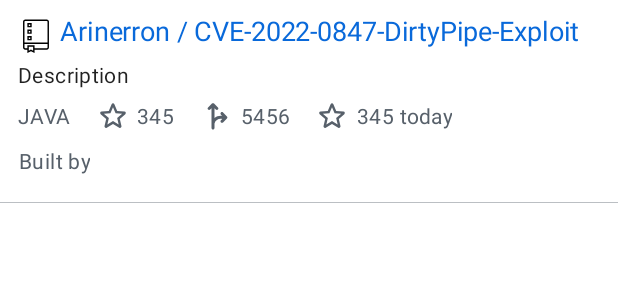
After one commit to farhanshaikh202/Github-Trending-Android, an Android app: the layout repo_card_item_layout.xml on its own in the app's theme, with its tools: preview values and no code run, on a phone screen of 412 x 824 dp. The commit adds this screen. Shown: the top 300 px of the screen. Run offline under Robolectric (Android 15) with nearby library versions, the phone set to English and light mode, and no system bars.

Commit message:
1. List of trending repos of github in a RecyclerView using Github APIs 2. On click of Item, Row selected 3. Orientation independent data list. 4. Position and Item Selection maintained on Orientation Change 5. MVVM architecture used.

```diff
--- a/app/build.gradle
+++ b/app/build.gradle
@@ -14,6 +14,8 @@ android {
         versionName "1.0"
 
         testInstrumentationRunner "androidx.test.runner.AndroidJUnitRunner"
+        multiDexEnabled true
+        vectorDrawables.useSupportLibrary = true
     }
 
     buildTypes {
@@ -35,11 +37,13 @@ android {
 }
 
 dependencies {
+    implementation "androidx.multidex:multidex:2.0.1"
 
     implementation 'androidx.core:core-ktx:1.7.0'
     implementation 'androidx.appcompat:appcompat:1.4.1'
     implementation 'com.google.android.material:material:1.5.0'
     implementation 'androidx.constraintlayout:constraintlayout:2.1.3'
+    implementation 'com.google.android.flexbox:flexbox:3.0.0'
 
     //kotlin coroutines
     implementation 'androidx.fragment:fragment-ktx:1.4.1'
--- a/app/src/main/AndroidManifest.xml
+++ b/app/src/main/AndroidManifest.xml
@@ -3,6 +3,8 @@
     package="com.farhanapps.githubtrending">
 
     <uses-permission android:name="android.permission.ACCESS_NETWORK_STATE" />
+    <uses-permission android:name="android.permission.INTERNET" />
+
     <application
         android:name=".AppController"
         android:allowBackup="true"
--- a/app/src/main/java/com/farhanapps/githubtrending/data/model/RepoModel.kt
+++ b/app/src/main/java/com/farhanapps/githubtrending/data/model/RepoModel.kt
@@ -9,4 +9,5 @@ data class RepoModel(
     val forks: String,
     val added_stars: String,
     val avatars: ArrayList<String>,
+    var isSelected: Boolean = false
 )
--- a/app/src/main/java/com/farhanapps/githubtrending/ui/view/MainFragment.kt
+++ b/app/src/main/java/com/farhanapps/githubtrending/ui/view/MainFragment.kt
@@ -27,7 +27,8 @@ class MainFragment : Fragment(R.layout.main_fragment) {
 
     override fun onViewCreated(view: View, savedInstanceState: Bundle?) {
         super.onViewCreated(view, savedInstanceState)
-        viewModel = ViewModelProvider(this).get(MainViewModel::class.java)
+        viewModel = ViewModelProvider(this)[MainViewModel::class.java]
+        binding.mainTabLayout.getTabAt(2)?.select()
     }
 
     override fun onDestroyView() {
--- /dev/null
+++ b/app/src/main/res/drawable/ic_repo_icon.xml
@@ -0,0 +1,14 @@
+<vector xmlns:android="http://schemas.android.com/apk/res/android"
+    android:width="24dp"
+    android:height="24dp"
+    android:viewportWidth="172"
+    android:viewportHeight="172">
+    <path
+        android:fillColor="#000000"
+        android:fillType="nonZero"
+        android:pathData="M34.4,6.88c-5.657,0 -10.32,4.663 -10.32,10.32v123.84c0,5.657 4.663,10.32 10.32,10.32h10.32v15.91l17.2,-8.6l17.2,8.6v-15.91h58.48c5.657,0 10.32,-4.663 10.32,-10.32v-123.84c0,-5.657 -4.663,-10.32 -10.32,-10.32zM34.4,13.76h103.2c1.948,0 3.44,1.492 3.44,3.44v99.76h-110.08v-99.76c0,-1.948 1.492,-3.44 3.44,-3.44zM44.72,24.08v20.64h20.64v-20.64zM51.6,30.96h6.88v6.88h-6.88zM44.72,55.04v20.64h20.64v-20.64zM51.6,61.92h6.88v6.88h-6.88zM44.72,86v20.64h20.64v-20.64zM51.6,92.88h6.88v6.88h-6.88zM30.96,123.84h110.08v17.2c0,1.948 -1.492,3.44 -3.44,3.44h-58.48v-13.76h-34.4v13.76h-10.32c-1.948,0 -3.44,-1.492 -3.44,-3.44zM51.6,137.6h20.64v18.49l-10.32,-5.16l-10.32,5.16z"
+        android:strokeWidth="1"
+        android:strokeColor="#00000000"
+        android:strokeLineCap="butt"
+        android:strokeLineJoin="miter" />
+</vector>
--- /dev/null
+++ b/app/src/main/res/drawable/ic_round_fork_right_24.xml
@@ -0,0 +1,10 @@
+<vector xmlns:android="http://schemas.android.com/apk/res/android"
+    android:width="24dp"
+    android:height="24dp"
+    android:tint="?attr/colorControlNormal"
+    android:viewportWidth="24"
+    android:viewportHeight="24">
+    <path
+        android:fillColor="@android:color/white"
+        android:pathData="M9,20c0,0.55 0.45,1 1,1c0.55,0 1,-0.45 1,-1v-3c0.73,-2.58 3.07,-3.47 5.17,-3l-0.88,0.88c-0.39,0.39 -0.39,1.02 0,1.41c0.39,0.39 1.02,0.39 1.41,0l2.59,-2.59c0.39,-0.39 0.39,-1.02 0,-1.41l-2.59,-2.59c-0.39,-0.39 -1.02,-0.39 -1.41,0c-0.39,0.39 -0.39,1.02 0,1.41L16.17,12c-1.51,-0.33 -3.73,0.08 -5.17,1.36l0,-6.53l0.88,0.88c0.39,0.39 1.02,0.39 1.41,0c0.39,-0.39 0.39,-1.02 0,-1.41l-2.59,-2.59c-0.39,-0.39 -1.02,-0.39 -1.41,0L6.71,6.29c-0.39,0.39 -0.39,1.02 0,1.41c0.39,0.39 1.02,0.39 1.41,0L9,6.83V20z" />
+</vector>
--- /dev/null
+++ b/app/src/main/res/drawable/ic_round_star_border_24.xml
@@ -0,0 +1,10 @@
+<vector xmlns:android="http://schemas.android.com/apk/res/android"
+    android:width="24dp"
+    android:height="24dp"
+    android:tint="@color/black"
+    android:viewportWidth="24"
+    android:viewportHeight="24">
+    <path
+        android:fillColor="@android:color/white"
+        android:pathData="M19.65,9.04l-4.84,-0.42 -1.89,-4.45c-0.34,-0.81 -1.5,-0.81 -1.84,0L9.19,8.63l-4.83,0.41c-0.88,0.07 -1.24,1.17 -0.57,1.75l3.67,3.18 -1.1,4.72c-0.2,0.86 0.73,1.54 1.49,1.08l4.15,-2.5 4.15,2.51c0.76,0.46 1.69,-0.22 1.49,-1.08l-1.1,-4.73 3.67,-3.18c0.67,-0.58 0.32,-1.68 -0.56,-1.75zM12,15.4l-3.76,2.27 1,-4.28 -3.32,-2.88 4.38,-0.38L12,6.1l1.71,4.04 4.38,0.38 -3.32,2.88 1,4.28L12,15.4z" />
+</vector>
--- a/app/src/main/res/layout/activity_main.xml
+++ b/app/src/main/res/layout/activity_main.xml
@@ -6,6 +6,7 @@
     tools:context=".ui.view.MainActivity">
 
     <androidx.fragment.app.FragmentContainerView
+        android:id="@+id/main_fragment"
         android:name="com.farhanapps.githubtrending.ui.view.MainFragment"
         android:layout_width="match_parent"
         android:layout_height="match_parent" />
--- a/app/src/main/res/layout/main_fragment.xml
+++ b/app/src/main/res/layout/main_fragment.xml
@@ -47,6 +47,7 @@
     </com.google.android.material.tabs.TabLayout>
 
     <androidx.fragment.app.FragmentContainerView
+        android:id="@+id/main_repo_fragment"
         android:name="com.farhanapps.githubtrending.ui.view.ReposFragment"
         android:layout_width="match_parent"
         android:layout_height="match_parent"
--- /dev/null
+++ b/app/src/main/res/layout/repo_card_item_layout.xml
@@ -0,0 +1,143 @@
+<?xml version="1.0" encoding="utf-8"?>
+<FrameLayout xmlns:android="http://schemas.android.com/apk/res/android"
+    xmlns:app="http://schemas.android.com/apk/res-auto"
+    android:layout_width="match_parent"
+    android:layout_height="wrap_content"
+    android:background="@color/white"
+    android:foreground="?selectableItemBackground">
+
+    <RelativeLayout
+        android:layout_width="match_parent"
+        android:layout_height="wrap_content"
+        android:paddingHorizontal="12dp"
+        android:paddingVertical="8dp">
+
+        <LinearLayout
+            android:id="@+id/repo_item_title_view"
+            android:layout_width="wrap_content"
+            android:layout_height="wrap_content"
+            android:orientation="horizontal">
+
+            <androidx.appcompat.widget.AppCompatImageView
+                android:id="@+id/repo_item_icon_img"
+                android:layout_width="24dp"
+                android:layout_height="24dp"
+                android:layout_marginTop="4dp"
+                app:srcCompat="@drawable/ic_repo_icon" />
+
+            <androidx.appcompat.widget.AppCompatTextView
+                android:id="@+id/repo_item_title_text"
+                android:layout_width="match_parent"
+                android:layout_height="wrap_content"
+                android:layout_marginLeft="4dp"
+                android:text="Arinerron / CVE-2022-0847-DirtyPipe-Exploit"
+                android:textAppearance="@style/TextAppearance.Material3.DisplayLarge"
+                android:textColor="@color/theme_blue"
+                android:textSize="18sp" />
+        </LinearLayout>
+
+        <androidx.appcompat.widget.AppCompatTextView
+            android:id="@+id/repo_item_desc"
+            android:layout_width="match_parent"
+            android:layout_height="wrap_content"
+            android:layout_below="@id/repo_item_title_view"
+            android:layout_marginTop="4dp"
+            android:text="Description"
+            android:textAppearance="@style/TextAppearance.Material3.BodyMedium"
+            android:textSize="14sp" />
+
+        <com.google.android.flexbox.FlexboxLayout
+            android:id="@+id/repo_item_specs_view"
+            android:layout_width="wrap_content"
+            android:layout_height="wrap_content"
+            android:layout_below="@id/repo_item_desc"
+            android:layout_marginTop="6dp"
+            android:orientation="horizontal"
+            app:flexWrap="wrap">
+
+            <androidx.appcompat.widget.AppCompatTextView
+                android:id="@+id/repo_item_lang_text"
+                android:layout_width="wrap_content"
+                android:layout_height="24dp"
+                android:layout_marginRight="16dp"
+                android:gravity="center"
+                android:text="JAVA"
+                android:textAppearance="@style/TextAppearance.Material3.BodyMedium"
+                android:textColor="@color/theme_grey"
+                android:textSize="14sp" />
+
+            <androidx.appcompat.widget.AppCompatTextView
+                android:id="@+id/repo_item_stars_all_text"
+                android:layout_width="wrap_content"
+                android:layout_height="wrap_content"
+                android:layout_marginRight="16dp"
+                android:drawablePadding="4dp"
+                android:gravity="center"
+                android:text="345"
+                android:textAppearance="@style/TextAppearance.Material3.BodyMedium"
+                android:textColor="@color/theme_grey"
+                android:textSize="14sp"
+                app:drawableLeftCompat="@drawable/ic_round_star_border_24"
+                app:drawableTint="@color/theme_grey" />
+
+            <androidx.appcompat.widget.AppCompatTextView
+                android:id="@+id/repo_item_forks_text"
+                android:layout_width="wrap_content"
+                android:layout_height="wrap_content"
+                android:layout_marginRight="16dp"
+                android:drawablePadding="4dp"
+                android:gravity="center"
+                android:text="5456"
+                android:textAppearance="@style/TextAppearance.Material3.BodyMedium"
+                android:textColor="@color/theme_grey"
+                android:textSize="14sp"
+                app:drawableLeftCompat="@drawable/ic_round_fork_right_24"
+                app:drawableTint="@color/theme_grey" />
+
+            <androidx.appcompat.widget.AppCompatTextView
+                android:id="@+id/repo_item_stars_today_text"
+                android:layout_width="wrap_content"
+                android:layout_height="wrap_content"
+                android:drawablePadding="4dp"
+                android:gravity="center"
+                android:text="345 today"
+                android:textAppearance="@style/TextAppearance.Material3.BodyMedium"
+                android:textColor="@color/theme_grey"
+                android:textSize="14sp"
+                app:drawableLeftCompat="@drawable/ic_round_star_border_24"
+                app:drawableTint="@color/theme_grey" />
+
+        </com.google.android.flexbox.FlexboxLayout>
+
+        <LinearLayout
+            android:layout_width="match_parent"
+            android:layout_height="wrap_content"
+            android:layout_below="@id/repo_item_specs_view"
+            android:layout_marginTop="8dp"
+            android:orientation="horizontal">
+
+            <androidx.appcompat.widget.AppCompatTextView
+                android:layout_width="wrap_content"
+                android:layout_height="wrap_content"
+                android:gravity="center"
+                android:text="Built by"
+                android:textAppearance="@style/TextAppearance.Material3.BodyMedium"
+                android:textColor="@color/theme_grey"
+                android:textSize="14sp" />
+
+            <com.google.android.material.imageview.ShapeableImageView
+                android:layout_width="30dp"
+                android:layout_height="30dp"
+                app:shapeAppearanceOverlay="@style/ShapeAppearanceOverlay.App.CornerSize50Percent" />
+
+        </LinearLayout>
+    </RelativeLayout>
+
+
+    <View
+        android:layout_width="match_parent"
+        android:layout_height="0.5dp"
+        android:layout_gravity="bottom"
+        android:alpha="0.4"
+        android:background="@color/theme_grey" />
+</FrameLayout>
--- a/app/src/main/res/layout/repos_fragment.xml
+++ b/app/src/main/res/layout/repos_fragment.xml
@@ -15,6 +15,9 @@
             android:id="@+id/repose_rv"
             android:layout_width="match_parent"
             android:layout_height="match_parent"
-            app:layoutManager="androidx.recyclerview.widget.LinearLayoutManager" />
+            android:clipToPadding="false"
+            android:paddingVertical="16dp"
+            app:layoutManager="androidx.recyclerview.widget.LinearLayoutManager"
+            tools:listitem="@layout/repo_card_item_layout" />
     </androidx.swiperefreshlayout.widget.SwipeRefreshLayout>
 </FrameLayout>
--- a/app/src/main/res/values/colors.xml
+++ b/app/src/main/res/values/colors.xml
@@ -10,6 +10,7 @@
     <color name="theme_blue">#0969da</color>
     <color name="theme_grey">#57606a</color>
 
+    <color name="blue_alpha">#270969DA</color>
     <color name="black">#FF000000</color>
     <color name="white">#FFFFFFFF</color>
 </resources>
--- a/app/src/main/res/values/themes.xml
+++ b/app/src/main/res/values/themes.xml
@@ -13,4 +13,8 @@
         <item name="android:statusBarColor" tools:targetApi="l">?attr/colorPrimaryVariant</item>
         <!-- Customize your theme here. -->
     </style>
+
+    <style name="ShapeAppearanceOverlay.App.CornerSize50Percent" parent="">
+        <item name="cornerSize">50%</item>
+    </style>
 </resources>
```
Also changed, not shown: app/src/main/java/com/farhanapps/githubtrending/AppController.kt (+11 -2 lines), app/src/main/java/com/farhanapps/githubtrending/ui/adapter/ReposRvAdapter.kt (added, +33 -0 lines), app/src/main/java/com/farhanapps/githubtrending/ui/view/ReposFragment.kt (+25 -1 lines), app/src/main/java/com/farhanapps/githubtrending/ui/viewholder/RepoViewHolder.kt (added, +38 -0 lines), app/src/main/java/com/farhanapps/githubtrending/ui/viewmodel/ReposViewModel.kt (+10 -1 lines), app/src/main/res/drawable/ic_baseline_check_circle_24.xml (added, +10 -0 lines).
